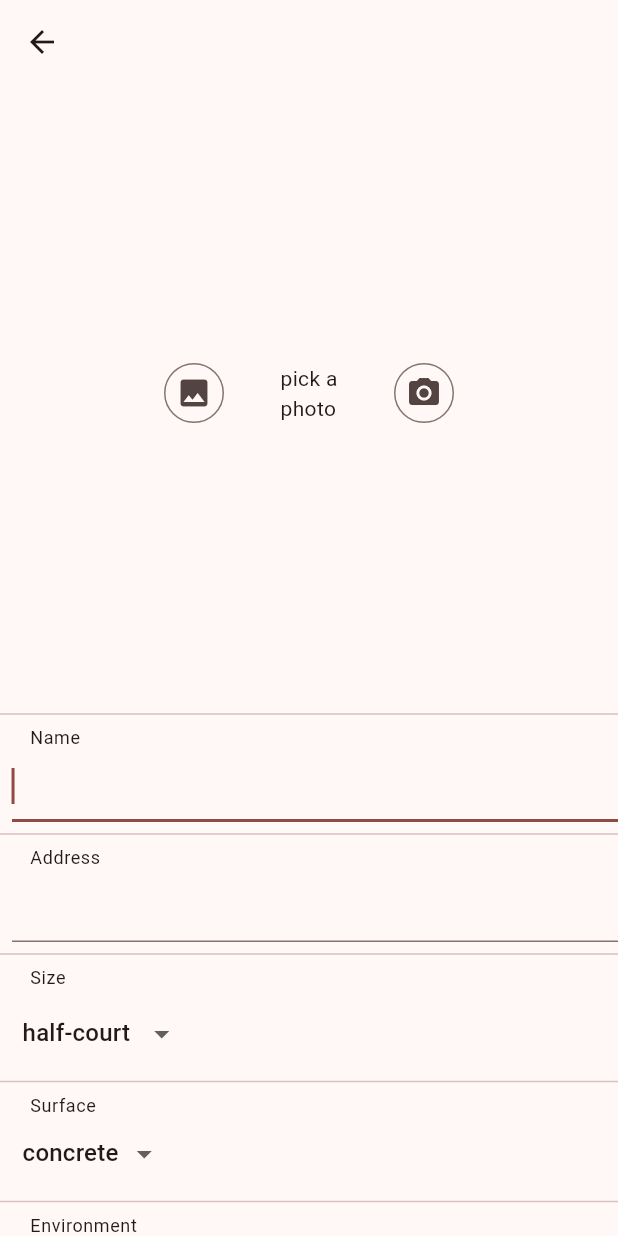
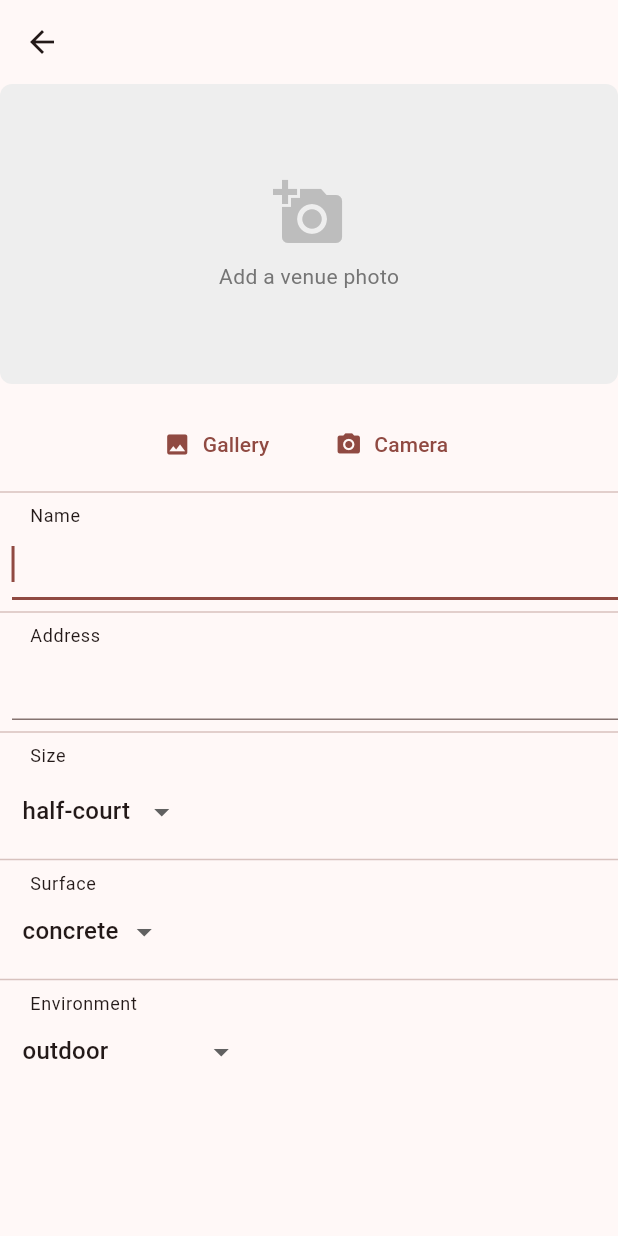
Before and after one commit to enspyrco/crowdleague, a Flutter app: the FinaliseNewVenueScreen screen opened directly with empty values, on a phone screen of 412 x 824 dp. Run offline on Flutter 3.47's test engine with Material 3 defaults, Android fonts, the phone set to English and light mode, and no system bars; our stand-ins replace cloud_firestore, cloud_functions, firebase_auth, firebase_core, firebase_crashlytics, firebase_messaging and 10 more; accounts and stored records are empty; network calls fail; statements that could not run were skipped.

Commit message:
Unify photo picker style for venue photos (#230) (#251)
- Add placeholder with icon and "Add a venue photo" text
- Use labeled TextButton.icon for Gallery/Camera options
- Improve image display with rounded corners and proper sizing
- Better loading and error state presentation

Co-authored-by: Claude Opus 4.5 <noreply@anthropic.com>

```diff
--- a/lib/venues/add-venue/widgets/upload_venue_photo.dart
+++ b/lib/venues/add-venue/widgets/upload_venue_photo.dart
@@ -83,20 +83,8 @@ class _UploadVenuePhotoState extends State<UploadVenuePhoto> {
 
   @override
   Widget build(BuildContext context) {
-    return Stack(
-      alignment: Alignment.center,
+    return Column(
       children: [
-        Row(
-          mainAxisAlignment: MainAxisAlignment.spaceEvenly,
-          children: [
-            IconButton.outlined(
-                onPressed: () => _onPickPhotoButtonPressed(ImageSource.gallery),
-                icon: const Icon(Icons.photo)),
-            IconButton.outlined(
-                onPressed: () => _onPickPhotoButtonPressed(ImageSource.camera),
-                icon: const Icon(Icons.camera_alt)),
-          ],
-        ),
         if (_croppedFilePath != null)
           Stack(
             children: [
@@ -106,22 +94,65 @@ class _UploadVenuePhotoState extends State<UploadVenuePhoto> {
                   filePath: _croppedFilePath!,
                 ),
               ),
-              Image.file(File(_croppedFilePath!)),
+              ClipRRect(
+                borderRadius: BorderRadius.circular(8),
+                child: Image.file(
+                  File(_croppedFilePath!),
+                  height: 200,
+                  width: double.infinity,
+                  fit: BoxFit.cover,
+                ),
+              ),
             ],
           ),
         if (_croppedFilePath == null)
-          const AspectRatio(
-            aspectRatio: 1.0,
-            child: Center(
-              child: Text('pick a\nphoto'),
+          Container(
+            height: 200,
+            width: double.infinity,
+            decoration: BoxDecoration(
+              color: Colors.grey[200],
+              borderRadius: BorderRadius.circular(8),
+            ),
+            child: Column(
+              mainAxisAlignment: MainAxisAlignment.center,
+              children: [
+                Icon(Icons.add_a_photo, size: 48, color: Colors.grey[400]),
+                const SizedBox(height: 8),
+                Text(
+                  'Add a venue photo',
+                  style: TextStyle(color: Colors.grey[600]),
+                ),
+              ],
             ),
           ),
-        if (_loading) const CircularProgressIndicator(),
-        const SizedBox(height: 20),
-        if (_error != null) // display any errors in a Text widget
-          Text(
-            _error.toString(),
-            style: const TextStyle(color: Colors.red),
+        const SizedBox(height: 16),
+        Row(
+          mainAxisAlignment: MainAxisAlignment.center,
+          children: [
+            TextButton.icon(
+              onPressed: () => _onPickPhotoButtonPressed(ImageSource.gallery),
+              icon: const Icon(Icons.photo),
+              label: const Text('Gallery'),
+            ),
+            const SizedBox(width: 16),
+            TextButton.icon(
+              onPressed: () => _onPickPhotoButtonPressed(ImageSource.camera),
+              icon: const Icon(Icons.camera_alt),
+              label: const Text('Camera'),
+            ),
+          ],
+        ),
+        if (_loading) ...[
+          const SizedBox(height: 16),
+          const CircularProgressIndicator(),
+        ],
+        if (_error != null)
+          Padding(
+            padding: const EdgeInsets.only(top: 16),
+            child: Text(
+              _error.toString(),
+              style: const TextStyle(color: Colors.red),
+            ),
           ),
       ],
     );
```
